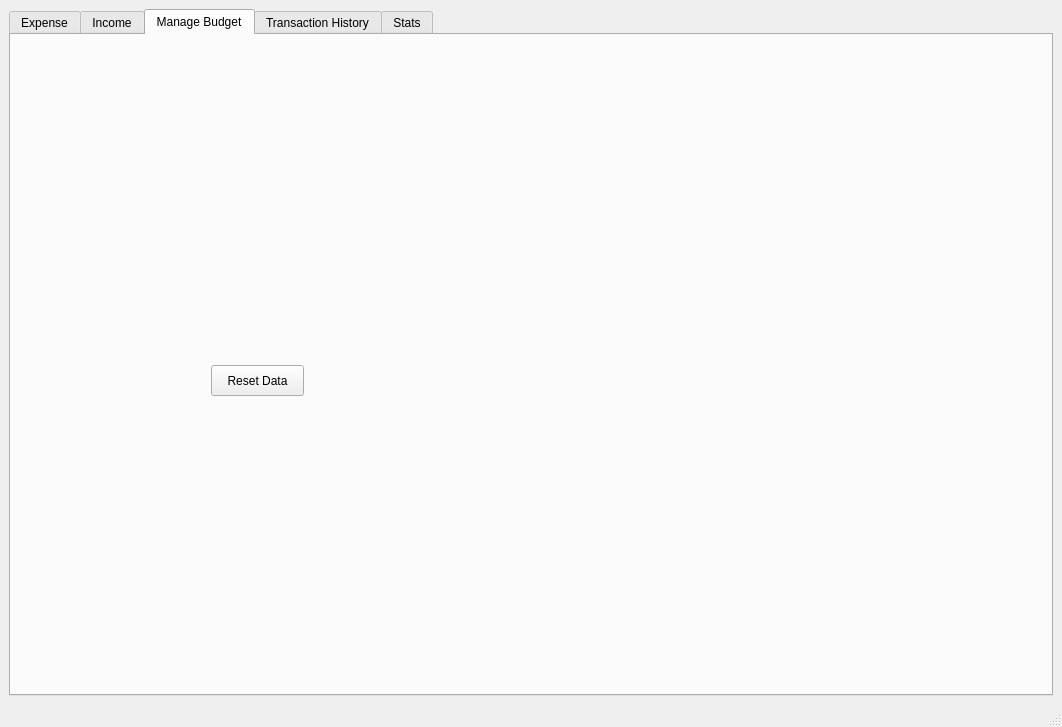
This is GUI/mainwindow.ui in TheMaxL/Spending-and-Savings-Tracker as Qt 5 draws it before an edit. The edited form follows.
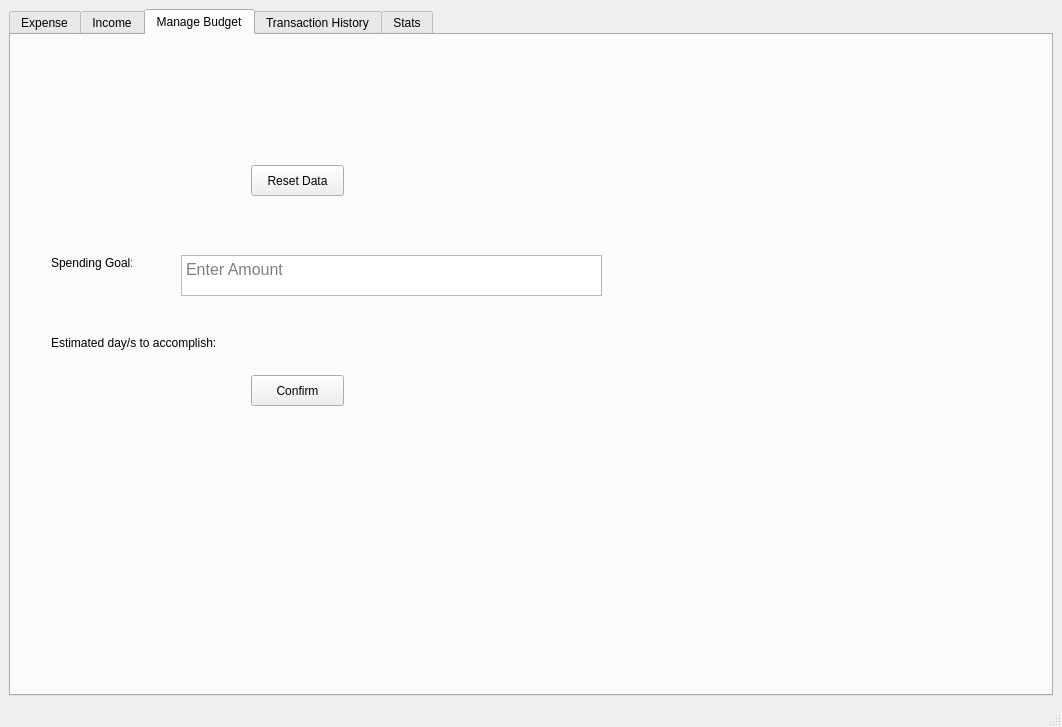
This is the edited form. The open tabs and pages were chosen to show the change.

```diff
--- a/GUI/mainwindow.ui
+++ b/GUI/mainwindow.ui
@@ -446,8 +446,8 @@
        <widget class="QPushButton" name="resetButton">
         <property name="geometry">
          <rect>
-          <x>200</x>
-          <y>330</y>
+          <x>240</x>
+          <y>130</y>
           <width>93</width>
           <height>31</height>
          </rect>
@@ -482,6 +482,86 @@
          <string/>
         </property>
        </widget>
+       <widget class="QLabel" name="label_2">
+        <property name="geometry">
+         <rect>
+          <x>40</x>
+          <y>220</y>
+          <width>81</width>
+          <height>16</height>
+         </rect>
+        </property>
+        <property name="text">
+         <string>Spending Goal:</string>
+        </property>
+       </widget>
+       <widget class="QTextEdit" name="textEdit_3">
+        <property name="geometry">
+         <rect>
+          <x>170</x>
+          <y>220</y>
+          <width>421</width>
+          <height>41</height>
+         </rect>
+        </property>
+        <property name="font">
+         <font>
+          <pointsize>12</pointsize>
+         </font>
+        </property>
+        <property name="html">
+         <string>&lt;!DOCTYPE HTML PUBLIC &quot;-//W3C//DTD HTML 4.0//EN&quot; &quot;http://www.w3.org/TR/REC-html40/strict.dtd&quot;&gt;
+&lt;html&gt;&lt;head&gt;&lt;meta name=&quot;qrichtext&quot; content=&quot;1&quot; /&gt;&lt;meta charset=&quot;utf-8&quot; /&gt;&lt;style type=&quot;text/css&quot;&gt;
+p, li { white-space: pre-wrap; }
+hr { height: 1px; border-width: 0; }
+li.unchecked::marker { content: &quot;\2610&quot;; }
+li.checked::marker { content: &quot;\2612&quot;; }
+&lt;/style&gt;&lt;/head&gt;&lt;body style=&quot; font-family:'Segoe UI'; font-size:12pt; font-weight:400; font-style:normal;&quot;&gt;
+&lt;p style=&quot;-qt-paragraph-type:empty; margin-top:0px; margin-bottom:0px; margin-left:0px; margin-right:0px; -qt-block-indent:0; text-indent:0px; font-size:9pt;&quot;&gt;&lt;br /&gt;&lt;/p&gt;&lt;/body&gt;&lt;/html&gt;</string>
+        </property>
+        <property name="placeholderText">
+         <string>Enter Amount</string>
+        </property>
+       </widget>
+       <widget class="QPushButton" name="Confirm_Goal">
+        <property name="geometry">
+         <rect>
+          <x>240</x>
+          <y>340</y>
+          <width>93</width>
+          <height>31</height>
+         </rect>
+        </property>
+        <property name="text">
+         <string>Confirm</string>
+        </property>
+       </widget>
+       <widget class="QLabel" name="label_3">
+        <property name="geometry">
+         <rect>
+          <x>40</x>
+          <y>300</y>
+          <width>171</width>
+          <height>16</height>
+         </rect>
+        </property>
+        <property name="text">
+         <string>Estimated day/s to accomplish:</string>
+        </property>
+       </widget>
+       <widget class="QLabel" name="Savingdays">
+        <property name="geometry">
+         <rect>
+          <x>220</x>
+          <y>300</y>
+          <width>231</width>
+          <height>16</height>
+         </rect>
+        </property>
+        <property name="text">
+         <string/>
+        </property>
+       </widget>
       </widget>
       <widget class="QWidget" name="tab_3">
        <attribute name="title">
```
Left out of the diff: 20 changed lines with no effect on the pictures.
